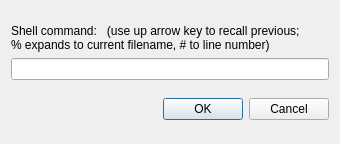
This is src/DialogExecuteCommand.ui in eteran/nedit-ng as Qt 5 draws it before an edit. The edited form follows.
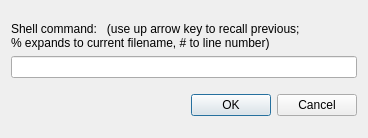
This is the edited form.

```diff
--- a/src/DialogExecuteCommand.ui
+++ b/src/DialogExecuteCommand.ui
@@ -6,8 +6,8 @@
    <rect>
     <x>0</x>
     <y>0</y>
-    <width>340</width>
-    <height>144</height>
+    <width>368</width>
+    <height>138</height>
    </rect>
   </property>
   <property name="windowTitle">
```
